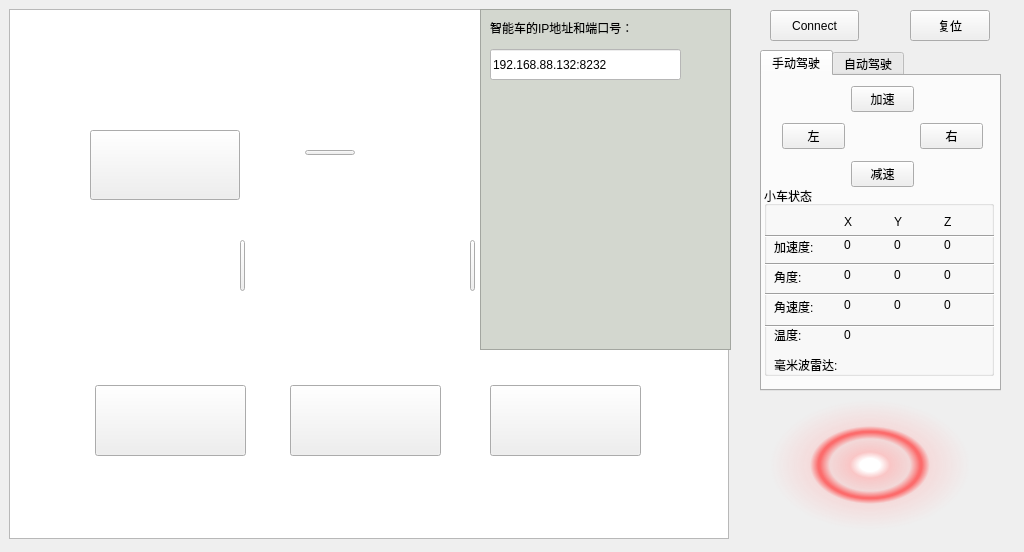
Qt form AICarDemo/aicardemo.ui (qq936859639/test2) before a commit.
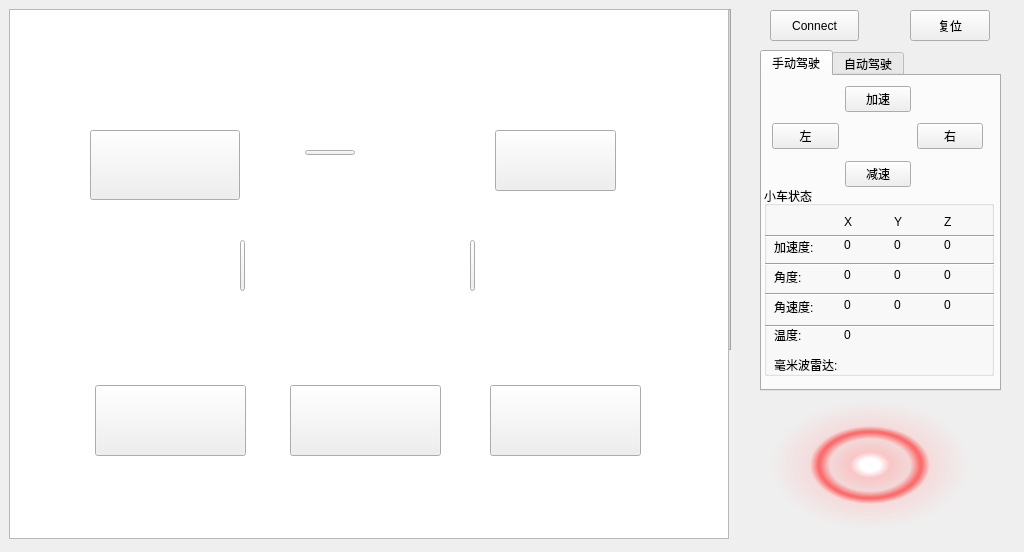
The same form after that commit. The open tabs and pages were chosen to show the change. Icons and pictures are not drawn.

```diff
--- a/AICarDemo/aicardemo.ui
+++ b/AICarDemo/aicardemo.ui
@@ -126,9 +126,9 @@
     <widget class="QWidget" name="horizontalLayoutWidget">
      <property name="geometry">
       <rect>
-       <x>20</x>
+       <x>10</x>
        <y>10</y>
-       <width>201</width>
+       <width>211</width>
        <height>101</height>
       </rect>
      </property>
@@ -851,8 +851,8 @@
     <rect>
      <x>495</x>
      <y>130</y>
-     <width>150</width>
-     <height>70</height>
+     <width>121</width>
+     <height>61</height>
     </rect>
    </property>
    <property name="styleSheet">
@@ -1021,6 +1021,41 @@
     </property>
    </widget>
   </widget>
+  <widget class="QLabel" name="passengers">
+   <property name="geometry">
+    <rect>
+     <x>605</x>
+     <y>150</y>
+     <width>50</width>
+     <height>40</height>
+    </rect>
+   </property>
+   <property name="styleSheet">
+    <string notr="true">border-image: url(:/image/res/image/passengers.png);</string>
+   </property>
+   <property name="text">
+    <string/>
+   </property>
+  </widget>
+  <zorder>frame</zorder>
+  <zorder>graphicsView</zorder>
+  <zorder>connect</zorder>
+  <zorder>Car_reset</zorder>
+  <zorder>Car_videoDisplay</zorder>
+  <zorder>tabWidget</zorder>
+  <zorder>school_rgy_light</zorder>
+  <zorder>school_yellow_light</zorder>
+  <zorder>school_red_light</zorder>
+  <zorder>school_green_light</zorder>
+  <zorder>townhall</zorder>
+  <zorder>home</zorder>
+  <zorder>mall</zorder>
+  <zorder>school</zorder>
+  <zorder>gym</zorder>
+  <zorder>car_pole_3</zorder>
+  <zorder>car_pole_1</zorder>
+  <zorder>car_pole_2</zorder>
+  <zorder>passengers</zorder>
  </widget>
  <resources/>
  <connections/>
```
Left out of the diff: 2 changed lines with no effect on the pictures.
